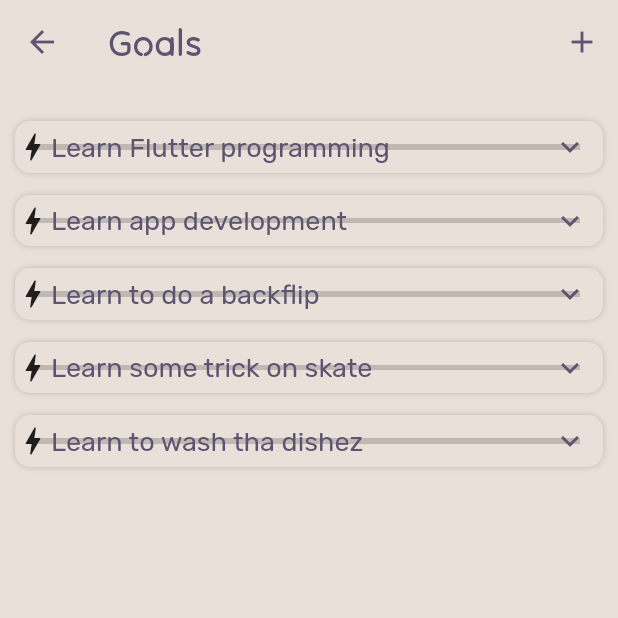
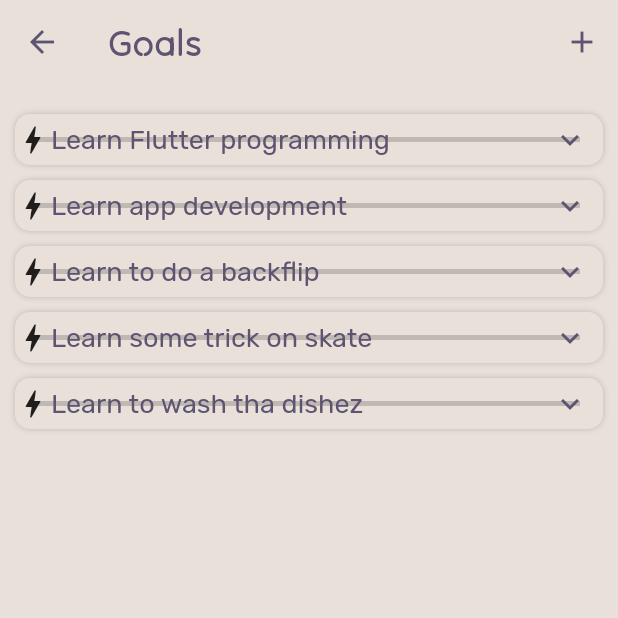
Before and after one commit to imGtheCoder/organizer-app, a Flutter app: the GoalsScreen screen opened by its route, on a phone screen of 412 x 824 dp, the top half of it. Run offline on Flutter 3.47's test engine with Material 2 defaults, Android fonts, the phone set to English and light mode, and no system bars; our stand-ins replace percent_indicator; missing offline and left inert: duration_picker.

Commit message:
First commit on goals-branch

```diff
--- a/lib/main.dart
+++ b/lib/main.dart
@@ -1,5 +1,6 @@
 import 'package:flutter/material.dart';
 import 'package:flutter/services.dart';
+import 'package:organizer_app/providers/goals.dart';
 import 'package:organizer_app/providers/routines.dart';
 import 'package:organizer_app/screens/wallpaper_screen.dart';
 import 'package:provider/provider.dart';
@@ -30,7 +31,8 @@
     return MultiProvider(
         providers: [
           ChangeNotifierProvider(create: (context) => Tasks()),
-          ChangeNotifierProvider(create: (context) => Routines())
+          ChangeNotifierProvider(create: (context) => Routines()),
+          ChangeNotifierProvider(create: (context) => Goals()),
         ],
         child: MaterialApp(
           title: 'Flutter Demo',
--- a/lib/providers/goal.dart
+++ b/lib/providers/goal.dart
@@ -1,11 +1,18 @@
 import 'package:flutter/material.dart';
 
-class Goal with ChangeNotifier{
+class Goal with ChangeNotifier {
   final String id;
   final String title;
   final String description;
+  final Duration totalTimeSpent;
   final DateTime finishDate;
   bool expanded;
 
-  Goal({required this.id, required this.title, required this.description, required this.finishDate, required this.expanded});
+  Goal(
+      {required this.totalTimeSpent,
+      required this.id,
+      required this.title,
+      required this.description,
+      required this.finishDate,
+      required this.expanded});
 }
--- a/lib/providers/goals.dart
+++ b/lib/providers/goals.dart
@@ -1,9 +1,46 @@
+import 'package:flutter/material.dart';
 import 'package:organizer_app/providers/goal.dart';
 
-List<Goal> goals = [
-  Goal(description: 'very cool thing ', title: 'Learn Flutter programming', id: '1', finishDate: DateTime.now(), expanded: false),
-  Goal(description: 'very cool thing ', title: 'Learn app development', id: '2', finishDate: DateTime.now(), expanded: false),
-  Goal(description: 'very cool thing ', title: 'Learn to do a backflip', id: '3', finishDate: DateTime.now(), expanded: false),
-  Goal(description: 'very cool thing '*10, title: 'Learn some trick on skate', id: '4', finishDate: DateTime.now(), expanded: false),
-  Goal(description: 'very cool thing '*10, title: 'Learn to wash tha dishez', id: '5', finishDate: DateTime.now(), expanded: false),
-];
+class Goals with ChangeNotifier {
+  List<Goal> get goals {
+    return [..._goals];
+  }
+
+  final List<Goal> _goals = [
+    Goal(
+        totalTimeSpent: Duration(minutes: 100),
+        description: 'very cool thing ',
+        title: 'Learn Flutter programming',
+        id: '1',
+        finishDate: DateTime.now(),
+        expanded: false),
+    Goal(
+        totalTimeSpent: Duration(minutes: 100),
+        description: 'very cool thing ',
+        title: 'Learn app development',
+        id: '2',
+        finishDate: DateTime.now(),
+        expanded: false),
+    Goal(
+        totalTimeSpent: Duration(minutes: 100),
+        description: 'very cool thing ',
+        title: 'Learn to do a backflip',
+        id: '3',
+        finishDate: DateTime.now(),
+        expanded: false),
+    Goal(
+        totalTimeSpent: Duration(minutes: 100),
+        description: 'very cool thing ' * 10,
+        title: 'Learn some trick on skate',
+        id: '4',
+        finishDate: DateTime.now(),
+        expanded: false),
+    Goal(
+        totalTimeSpent: Duration(minutes: 100),
+        description: 'very cool thing ' * 10,
+        title: 'Learn to wash tha dishez',
+        id: '5',
+        finishDate: DateTime.now(),
+        expanded: false),
+  ];
+}
--- a/lib/screens/goals_screen.dart
+++ b/lib/screens/goals_screen.dart
@@ -1,6 +1,7 @@
 import 'package:flutter/material.dart';
+import 'package:provider/provider.dart';
 import 'package:organizer_app/screens/add_goal_screen.dart';
-import '../providers/goals.dart' as GOALS;
+import '../providers/goals.dart';
 
 class GoalsScreen extends StatefulWidget {
   const GoalsScreen({super.key});
@@ -13,7 +14,8 @@
 class _GoalsScreenState extends State<GoalsScreen> {
   @override
   Widget build(BuildContext context) {
-    final items = GOALS.goals;
+    final goals = Provider.of<Goals>(context).goals;
+
     return Scaffold(
       appBar: AppBar(
         actions: [
@@ -29,11 +31,11 @@
       body: Container(
         padding: const EdgeInsets.all(10),
         child: ListView.builder(
-          itemCount: items.length,
+          itemCount: goals.length,
           itemBuilder: (ctx, i) {
             //items[i].expanded = false;
             return Container(
-              margin: const EdgeInsets.only(top: 15),
+              margin: const EdgeInsets.only(top: 10),
               decoration: const BoxDecoration(
                 borderRadius: BorderRadius.all(Radius.circular(10)),
                 boxShadow: [
@@ -48,7 +50,7 @@
                 borderRadius: BorderRadius.circular(10),
                 onTap: () {
                   setState(() {
-                    items[i].expanded = !items[i].expanded;
+                    goals[i].expanded = !goals[i].expanded;
                   });
                 },
                 child: Padding(
@@ -60,13 +62,13 @@
                         children: [
                           Icon(Icons.bolt),
                           Text(
-                            items[i].title,
+                            goals[i].title,
                             style: Theme.of(context).textTheme.bodyLarge,
                           ),
                           Expanded(
                             child: Align(
                               alignment: Alignment.centerRight,
-                              child: Icon(!items[i].expanded
+                              child: Icon(!goals[i].expanded
                                   ? Icons.expand_more
                                   : Icons.expand_less, color: Color(0xFF5C5470),),
                             ),
@@ -74,16 +76,16 @@
                           SizedBox(width: 10,)
                         ],
                       ),
-                      if (items[i].expanded)
+                      if (goals[i].expanded)
                         Container(
                           padding:
                               EdgeInsets.only(right: 20, left: 20, top: 15),
                           child: Text(
-                            items[i].description,
+                            goals[i].description,
                             style: TextStyle(color: Colors.grey),
                           ),
                         ),
-                      if (items[i].expanded)
+                      if (goals[i].expanded)
                         Padding(
                           padding: const EdgeInsets.only(
                               top: 15, right: 15, left: 15),
```
Also changed, not shown: lib/providers/routines.dart (+0 -15 lines).
